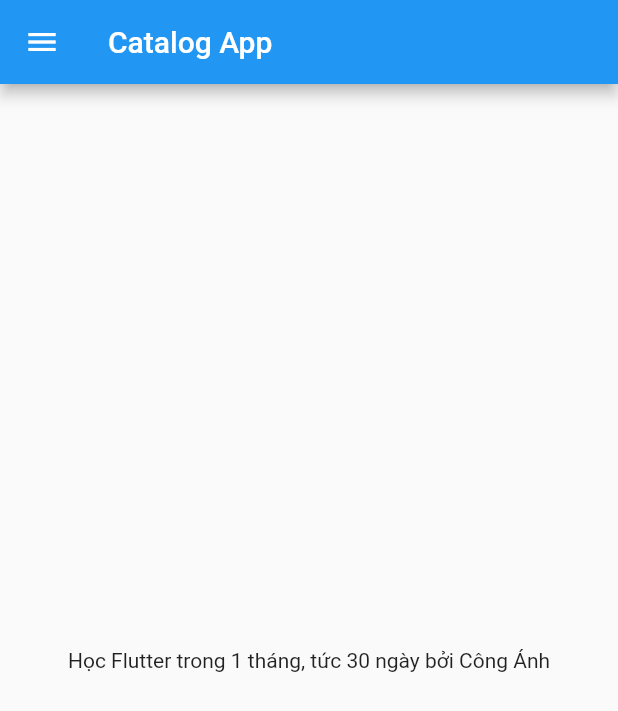
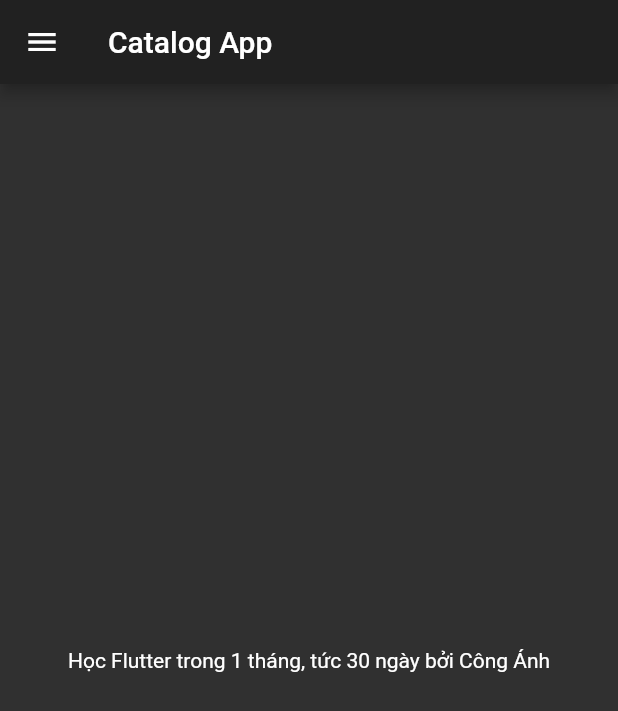
Before and after one commit to Skynetfer/flutter_catalog, a Flutter app: the screen it shows after launch, on a phone screen of 412 x 824 dp. Shown: the top 711 px of the screen. Run offline on Flutter 3.47's test engine with Material 2 defaults, Android fonts, the phone set to English and light mode, and no system bars.

Commit message:
Classes, Routes, Theme + Text
Day 2.

```diff
--- a/lib/main.dart
+++ b/lib/main.dart
@@ -1,5 +1,6 @@
 import 'package:flutter/material.dart';
-import 'package:flutter_catalog/home_page.dart';
+import 'package:flutter_catalog/pages/home_page.dart';
+import 'package:flutter_catalog/pages/login_page.dart';
 
 void main() {
   runApp(MyApp());
@@ -10,9 +11,16 @@ class MyApp extends StatelessWidget {
 
   @override
   Widget build(BuildContext context) {
-
     return MaterialApp(
-      home: HomePage(),
+      themeMode: ThemeMode.dark,
+      theme: ThemeData(primarySwatch: Colors.grey),
+      darkTheme: ThemeData(brightness: Brightness.dark),
+      initialRoute: "/home",
+      routes: {
+        "/": (context) => LoginPage(),
+        "/home": (context) => HomePage(),
+        "/login": (context) => LoginPage()
+      },
     );
   }
 }
```
Also changed, not shown: lib/pages/login_page.dart (added, +23 -0 lines), lib/pages/home_page.dart (renamed from lib/home_page.dart).
